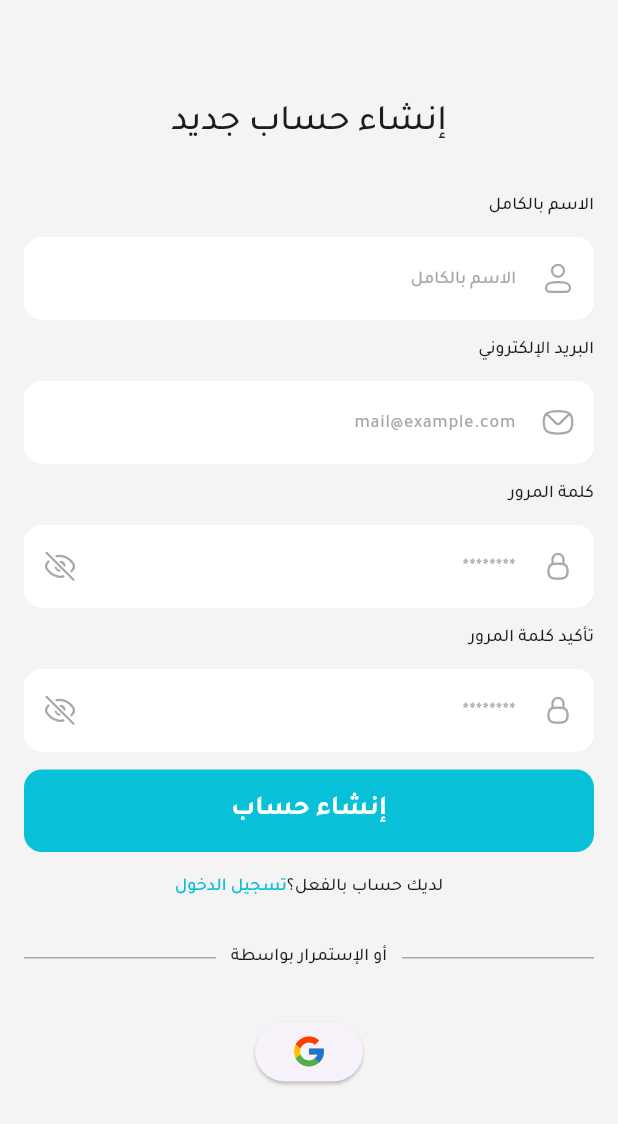
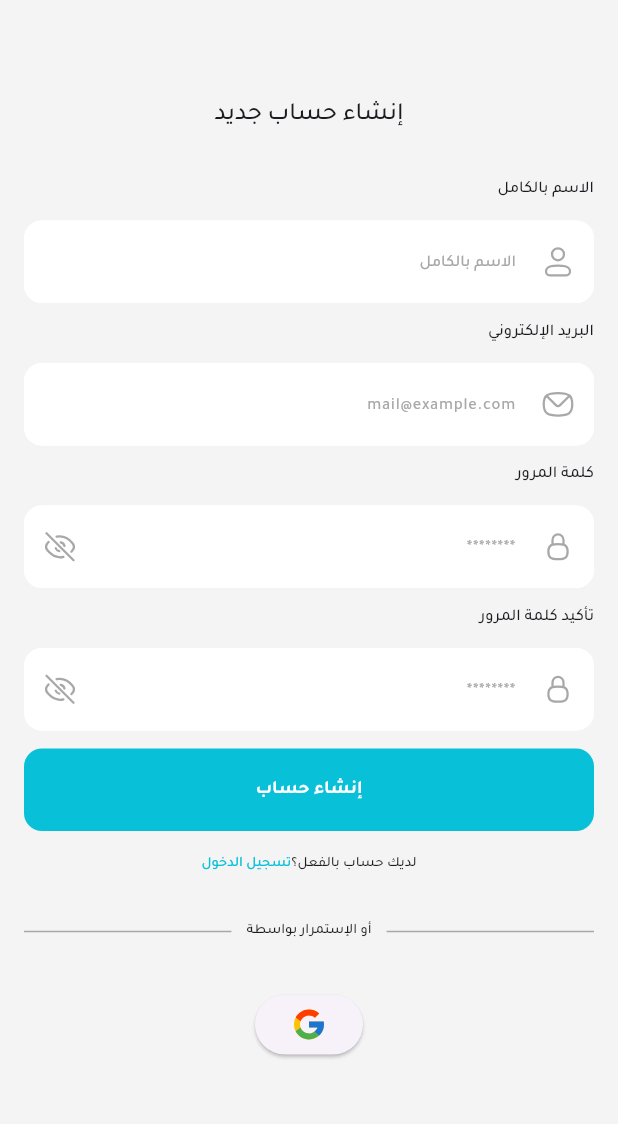
Before and after one commit to MohammedEhap007/Nafas-App--Graduation-Project, a Flutter app: the screen it shows after launch, after a tap on "تخطي", after a tap on "انشاء حساب جديد", on a phone screen of 412 x 824 dp. Shown: the top 1124 px of the screen. Run offline on Flutter 3.47's test engine with Material 3 defaults, Android fonts, the light colour scheme and no system bars; our stand-ins replace animated_splash_screen, flutter_svg, lottie, shared_preferences, smooth_page_indicator.

Commit message:
refactor text styles to support responsive font sizes

```diff
--- a/lib/core/utils/app_text_styles.dart
+++ b/lib/core/utils/app_text_styles.dart
@@ -1,53 +1,90 @@
 import 'package:flutter/material.dart';
 
 abstract class TextStyles {
-  static const TextStyle bold24 = TextStyle(
-    fontWeight: FontWeight.w700,
-    fontSize: 24,
-  );
+  static TextStyle bold24(context) {
+    return TextStyle(
+      fontSize: getResponsiveFontSize(context, fontSize: 24),
+      fontWeight: FontWeight.w700,
+    );
+  }
 
-  static const TextStyle bold18 = TextStyle(
-    fontWeight: FontWeight.w700,
-    fontSize: 18,
-  );
+  static TextStyle bold18(context) {
+    return TextStyle(
+      fontSize: getResponsiveFontSize(context, fontSize: 18),
+      fontWeight: FontWeight.w700,
+    );
+  }
 
-  static const TextStyle bold12 = TextStyle(
-    fontWeight: FontWeight.w700,
-    fontSize: 12,
-  );
+  static TextStyle bold12(context) {
+    return TextStyle(
+      fontSize: getResponsiveFontSize(context, fontSize: 12),
+      fontWeight: FontWeight.w700,
+    );
+  }
 
-  static const TextStyle medium28 = TextStyle(
-    fontWeight: FontWeight.w500,
-    fontSize: 28,
-  );
+  static TextStyle medium28(context) {
+    return TextStyle(
+      fontSize: getResponsiveFontSize(context, fontSize: 28),
+      fontWeight: FontWeight.w500,
+    );
+  }
 
-  static const TextStyle medium24 = TextStyle(
-    fontWeight: FontWeight.w500,
-    fontSize: 24,
-  );
+  static TextStyle medium24(context) {
+    return TextStyle(
+      fontSize: getResponsiveFontSize(context, fontSize: 24),
+      fontWeight: FontWeight.w500,
+    );
+  }
 
-  static const TextStyle medium20 = TextStyle(
-    fontWeight: FontWeight.w500,
-    fontSize: 20,
-  );
+  static TextStyle medium20(context) {
+    return TextStyle(
+      fontSize: getResponsiveFontSize(context, fontSize: 20),
+      fontWeight: FontWeight.w500,
+    );
+  }
 
-  static const TextStyle medium18 = TextStyle(
-    fontWeight: FontWeight.w500,
-    fontSize: 18,
-  );
+  static TextStyle medium18(context) {
+    return TextStyle(
+      fontSize: getResponsiveFontSize(context, fontSize: 18),
+      fontWeight: FontWeight.w500,
+    );
+  }
 
-  static const TextStyle medium16 = TextStyle(
-    fontWeight: FontWeight.w500,
-    fontSize: 16,
-  );
+  static TextStyle medium16(context) {
+    return TextStyle(
+      fontSize: getResponsiveFontSize(context, fontSize: 16),
+      fontWeight: FontWeight.w500,
+    );
+  }
 
-  static const TextStyle medium14 = TextStyle(
-    fontWeight: FontWeight.w500,
-    fontSize: 14,
-  );
+  static TextStyle medium14(context) {
+    return TextStyle(
+      fontSize: getResponsiveFontSize(context, fontSize: 14),
+      fontWeight: FontWeight.w500,
+    );
+  }
 
-  static const TextStyle medium12 = TextStyle(
-    fontWeight: FontWeight.w500,
-    fontSize: 12,
-  );
+  static TextStyle medium12(context) {
+    return TextStyle(
+      fontSize: getResponsiveFontSize(context, fontSize: 12),
+      fontWeight: FontWeight.w500,
+    );
+  }
 }
+
+double getResponsiveFontSize(BuildContext context, {required double fontSize}) {
+  double scaleFactor = getScaleFactor(context);
+  double responsiveFontSize = fontSize * scaleFactor;
+  double lowerLimit = fontSize * 0.6;
+  double upperLimit = fontSize * 1.2;
+  return responsiveFontSize.clamp(lowerLimit, upperLimit);
+}
+
+double getScaleFactor(BuildContext context) {
+  double width = MediaQuery.sizeOf(context).width;
+  if (width < 800) {
+    return width / 600;
+  } else {
+    return width / 900;
+  }
+}
--- a/lib/core/widgets/custom_button.dart
+++ b/lib/core/widgets/custom_button.dart
@@ -26,7 +26,7 @@ class CustomButton extends StatelessWidget {
         onPressed: onPressed,
         child: Text(
           text,
-          style: TextStyles.bold18.copyWith(
+          style: TextStyles.bold18(context).copyWith(
             color: Colors.white,
           ),
         ),
--- a/lib/core/widgets/custom_text_field.dart
+++ b/lib/core/widgets/custom_text_field.dart
@@ -25,13 +25,13 @@ class CustomTextField extends StatelessWidget {
       children: [
         Text(
           lable,
-          style: TextStyles.medium12,
+          style: TextStyles.medium16(context),
         ),
         TextFormField(
           validator: validator,
           decoration: InputDecoration(
             hintText: hint,
-            hintStyle: TextStyles.medium12.copyWith(
+            hintStyle: TextStyles.medium16(context).copyWith(
               color: AppColors.secondaryTextColor,
             ),
             filled: true,
--- a/lib/features/auth/presentation/views/widgets/forget_password_view_body.dart
+++ b/lib/features/auth/presentation/views/widgets/forget_password_view_body.dart
@@ -19,13 +19,13 @@ class ForgetPasswordViewBody extends StatelessWidget {
           children: [
             Text(
               'نسيت كلمة المرور؟',
-              style: TextStyles.medium28,
+              style: TextStyles.medium28(context),
             ),
             const SizedBox(
               height: 8,
             ),
             Text('يمكنك استعادة كلمة المرور الأن عبر البريد',
-                style: TextStyles.medium18),
+                style: TextStyles.medium18(context)),
             SizedBox(height: 84),
             SvgPicture.asset(
               AppCustomIcons.forgetPasswordAvatar,
--- a/lib/features/auth/presentation/views/widgets/google_section.dart
+++ b/lib/features/auth/presentation/views/widgets/google_section.dart
@@ -23,7 +23,7 @@ class GoogleSection extends StatelessWidget {
             const SizedBox(width: 10),
             Text(
               'أو الإستمرار بواسطة',
-              style: TextStyles.medium12,
+              style: TextStyles.medium14(context),
             ),
             const SizedBox(width: 10),
             Expanded(
--- a/lib/features/auth/presentation/views/widgets/log_in_view_body.dart
+++ b/lib/features/auth/presentation/views/widgets/log_in_view_body.dart
@@ -45,7 +45,7 @@ class LogInViewBody extends StatelessWidget {
               },
               child: Text(
                 'نسيت كلمة المرور؟',
-                style: TextStyles.medium12.copyWith(
+                style: TextStyles.medium14(context).copyWith(
                   color: AppColors.importantButtonsBackgroundColor,
                 ),
               ),
@@ -61,7 +61,7 @@ class LogInViewBody extends StatelessWidget {
               children: [
                 Text(
                   'ليس لديك حساب؟',
-                  style: TextStyles.medium12.copyWith(),
+                  style: TextStyles.medium14(context).copyWith(),
                 ),
                 GestureDetector(
                   onTap: () {
@@ -69,7 +69,7 @@ class LogInViewBody extends StatelessWidget {
                   },
                   child: Text(
                     'انشاء حساب جديد',
-                    style: TextStyles.medium12.copyWith(
+                    style: TextStyles.medium14(context).copyWith(
                       color: AppColors.primaryColor,
                     ),
                   ),
--- a/lib/features/auth/presentation/views/widgets/sign_up_view_body.dart
+++ b/lib/features/auth/presentation/views/widgets/sign_up_view_body.dart
@@ -22,7 +22,7 @@ class SignUpViewBody extends StatelessWidget {
             const SizedBox(height: 50),
             Text(
               'إنشاء حساب جديد',
-              style: TextStyles.medium24,
+              style: TextStyles.medium24(context),
             ),
             const SizedBox(height: 30),
             CustomTextField(
@@ -94,7 +94,7 @@ class SignUpViewBody extends StatelessWidget {
               children: [
                 Text(
                   'لديك حساب بالفعل؟',
-                  style: TextStyles.medium12.copyWith(),
+                  style: TextStyles.medium14(context).copyWith(),
                 ),
                 GestureDetector(
                   onTap: () {
@@ -102,7 +102,7 @@ class SignUpViewBody extends StatelessWidget {
                   },
                   child: Text(
                     'تسجيل الدخول',
-                    style: TextStyles.medium12.copyWith(
+                    style: TextStyles.medium14(context).copyWith(
                       color: AppColors.primaryColor,
                     ),
                   ),
--- a/lib/features/auth/presentation/views/widgets/welcome_section.dart
+++ b/lib/features/auth/presentation/views/widgets/welcome_section.dart
@@ -14,11 +14,11 @@ class WelcomeSection extends StatelessWidget {
       children: [
         Text(
           'مرحباً بك من جديد',
-          style: TextStyles.medium16,
+          style: TextStyles.medium24(context),
         ),
         Text(
           'سجل دخولك لتتمكن من استخدام هذه الخدمات',
-          style: TextStyles.medium12.copyWith(
+          style: TextStyles.medium16(context).copyWith(
             color: AppColors.secondaryTextColor,
           ),
         ),
--- a/lib/features/on_boarding/presentation/views/widgets/page_view_item.dart
+++ b/lib/features/on_boarding/presentation/views/widgets/page_view_item.dart
@@ -47,7 +47,7 @@ class PageViewItem extends StatelessWidget {
                     ),
                     child: Text(
                       'تخطي',
-                      style: TextStyles.bold18.copyWith(
+                      style: TextStyles.bold18(context).copyWith(
                         color: AppColors.secondaryTextColor,
                       ),
                     ),
@@ -69,7 +69,7 @@ class PageViewItem extends StatelessWidget {
                 Text(
                   title,
                   textAlign: TextAlign.center,
-                  style: TextStyles.medium28.copyWith(
+                  style: TextStyles.medium28(context).copyWith(
                     color: AppColors.primaryTextColor,
                     height: 1.5,
                   ),
@@ -79,7 +79,7 @@ class PageViewItem extends StatelessWidget {
                   child: Text(
                     subtitle,
                     textAlign: TextAlign.center,
-                    style: TextStyles.medium18.copyWith(
+                    style: TextStyles.medium18(context).copyWith(
                       color: AppColors.secondaryTextColor,
                       height: 1.5,
                     ),
```
